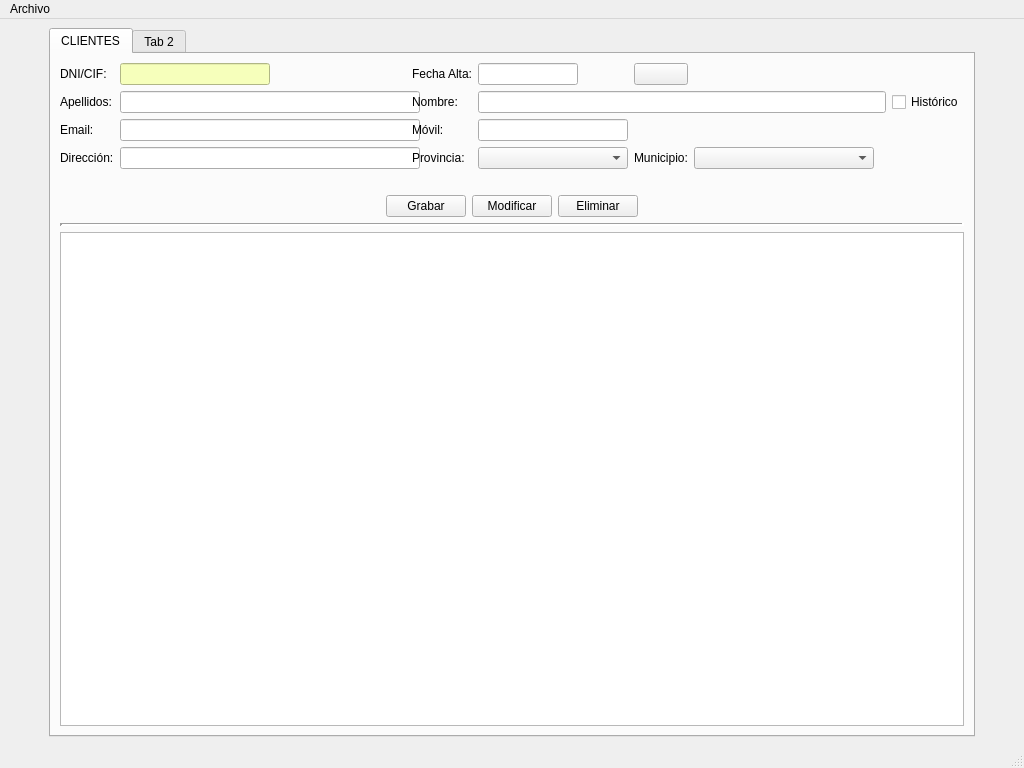
This is venPrincipal.ui in Jorgedehaz/DI as Qt 5 draws it before an edit. The edited form follows.
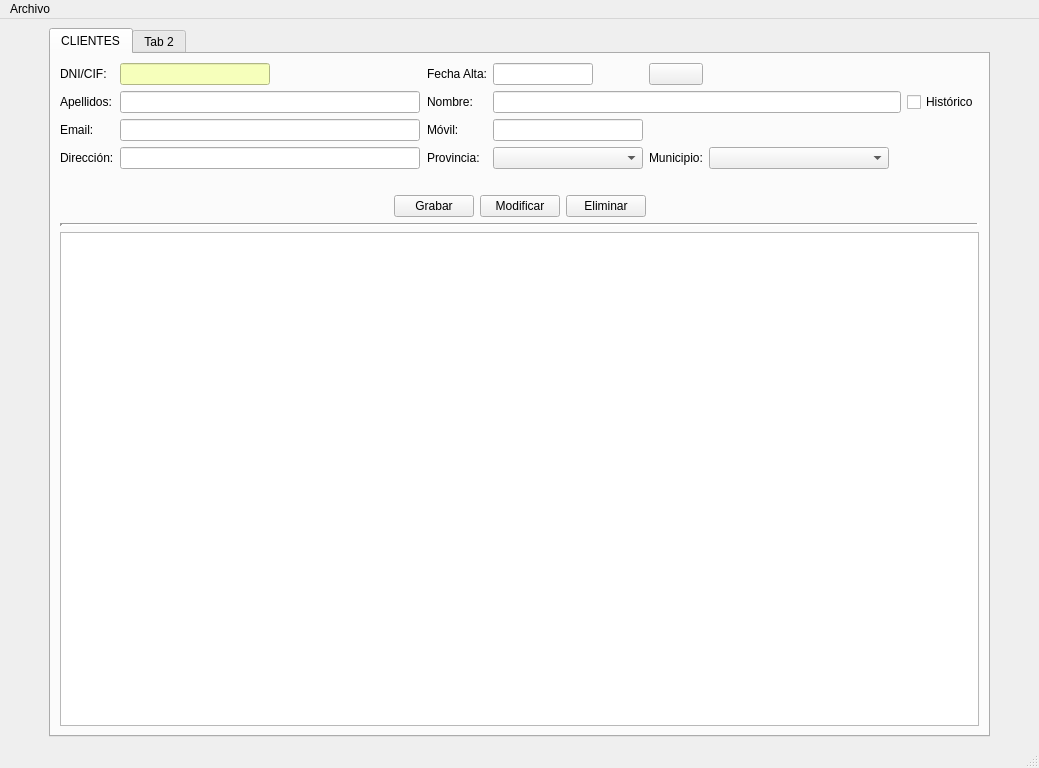
This is the edited form. Icons and pictures are not drawn.

```diff
--- a/venPrincipal.ui
+++ b/venPrincipal.ui
@@ -6,7 +6,7 @@
    <rect>
     <x>0</x>
     <y>0</y>
-    <width>1024</width>
+    <width>1039</width>
     <height>768</height>
    </rect>
   </property>
@@ -99,6 +99,12 @@
           </item>
           <item row="2" column="1">
            <widget class="QLineEdit" name="txtEmailcli">
+            <property name="sizePolicy">
+             <sizepolicy hsizetype="Fixed" vsizetype="Fixed">
+              <horstretch>0</horstretch>
+              <verstretch>0</verstretch>
+             </sizepolicy>
+            </property>
             <property name="minimumSize">
              <size>
               <width>300</width>
@@ -126,6 +132,12 @@
           </item>
           <item row="1" column="1">
            <widget class="QLineEdit" name="txtDnicli_2">
+            <property name="sizePolicy">
+             <sizepolicy hsizetype="Fixed" vsizetype="Fixed">
+              <horstretch>0</horstretch>
+              <verstretch>0</verstretch>
+             </sizepolicy>
+            </property>
             <property name="minimumSize">
              <size>
               <width>300</width>
@@ -171,6 +183,12 @@
           </item>
           <item row="3" column="1" colspan="3">
            <widget class="QLineEdit" name="txtDircli">
+            <property name="sizePolicy">
+             <sizepolicy hsizetype="Fixed" vsizetype="Fixed">
+              <horstretch>0</horstretch>
+              <verstretch>0</verstretch>
+             </sizepolicy>
+            </property>
             <property name="minimumSize">
              <size>
               <width>300</width>
@@ -423,7 +441,7 @@
     <rect>
      <x>0</x>
      <y>0</y>
-     <width>1024</width>
+     <width>1039</width>
      <height>21</height>
     </rect>
    </property>
```
